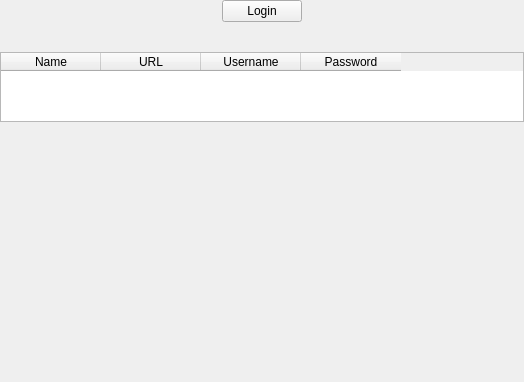
Qt form designs/xml/vault_tab.ui (daniel-deru/WorkMate-3.0) before a commit.
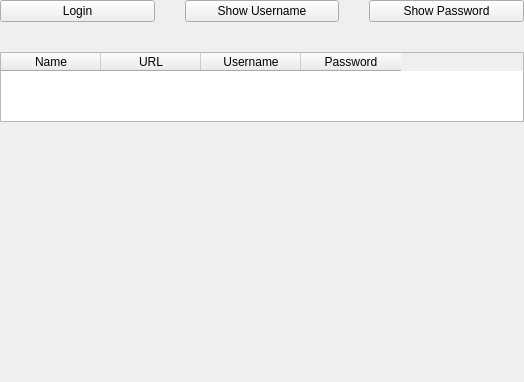
The same form after that commit.

Commit message: finished the vault tab

The edit to the form file:
```diff
--- a/designs/xml/vault_tab.ui
+++ b/designs/xml/vault_tab.ui
@@ -40,6 +40,9 @@
    </property>
    <item>
     <layout class="QHBoxLayout" name="hbox_login" stretch="0,0,0">
+     <property name="spacing">
+      <number>30</number>
+     </property>
      <property name="leftMargin">
       <number>0</number>
      </property>
@@ -52,19 +55,6 @@
      <property name="bottomMargin">
       <number>30</number>
      </property>
-     <item>
-      <spacer name="horizontalSpacer">
-       <property name="orientation">
-        <enum>Qt::Horizontal</enum>
-       </property>
-       <property name="sizeHint" stdset="0">
-        <size>
-         <width>40</width>
-         <height>20</height>
-        </size>
-       </property>
-      </spacer>
-     </item>
      <item>
       <widget class="QPushButton" name="btn_login">
        <property name="text">
@@ -73,17 +63,18 @@
       </widget>
      </item>
      <item>
-      <spacer name="horizontalSpacer_2">
-       <property name="orientation">
-        <enum>Qt::Horizontal</enum>
+      <widget class="QPushButton" name="btn_username">
+       <property name="text">
+        <string>Show Username</string>
        </property>
-       <property name="sizeHint" stdset="0">
-        <size>
-         <width>40</width>
-         <height>20</height>
-        </size>
+      </widget>
+     </item>
+     <item>
+      <widget class="QPushButton" name="btn_password">
+       <property name="text">
+        <string>Show Password</string>
        </property>
-      </spacer>
+      </widget>
      </item>
     </layout>
    </item>
```
The commit also changes 14 other files.
